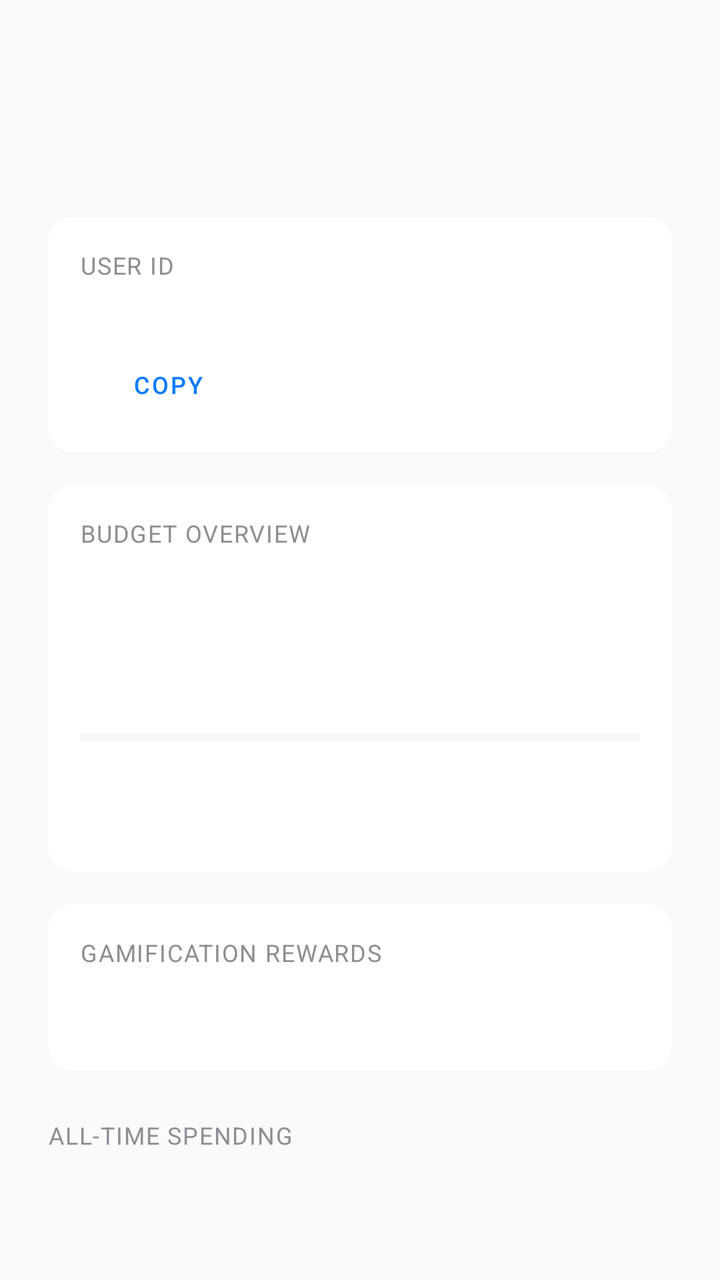
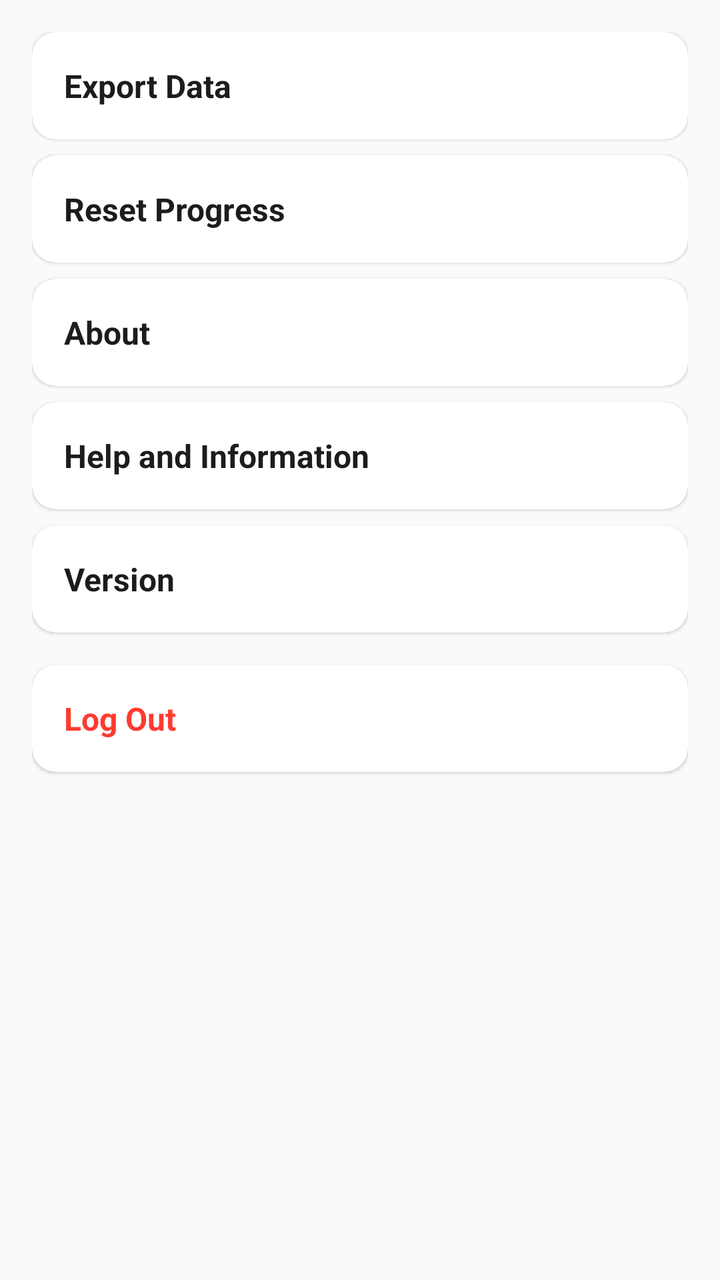

The first picture is an Android layout as it rendered before a commit; the second is the same layout after the commit. The layout source and the unified diff follow.
<!-- AndroidManifest.xml: application theme Theme.HarmonieBudget -->
<!-- res/layout/fragment_more.xml -->
<?xml version="1.0" encoding="utf-8"?>
<androidx.core.widget.NestedScrollView
    xmlns:android="http://schemas.android.com/apk/res/android"
    xmlns:app="http://schemas.android.com/apk/res-auto"
    android:layout_width="match_parent"
    android:layout_height="match_parent"
    android:fillViewport="true"
    android:background="#FAFAFA"
    android:scrollbars="vertical">

    <LinearLayout
        android:layout_width="match_parent"
        android:layout_height="wrap_content"
        android:orientation="vertical"
        android:padding="24dp"
        android:paddingBottom="32dp">

        
        <TextView
            android:id="@+id/tv_greeting"
            android:layout_width="wrap_content"
            android:layout_height="wrap_content"
            android:textSize="28sp"
            android:textStyle="bold"
            android:textColor="#1C1C1E" />

        
        <TextView
            android:id="@+id/tv_current_date"
            android:layout_width="wrap_content"
            android:layout_height="wrap_content"
            android:textSize="14sp"
            android:textColor="#8E8E93"
            android:layout_marginTop="4dp" />

        
        <com.google.android.material.card.MaterialCardView
            android:layout_width="match_parent"
            android:layout_height="wrap_content"
            android:layout_marginTop="24dp"
            app:cardCornerRadius="12dp"
            app:cardElevation="1dp"
            app:strokeWidth="0dp"
            app:cardBackgroundColor="#FFFFFF">

            <LinearLayout
                android:layout_width="match_parent"
                android:layout_height="wrap_content"
                android:orientation="vertical"
                android:padding="16dp">

                <TextView
                    android:id="@+id/tv_user_id_label"
                    android:layout_width="wrap_content"
                    android:layout_height="wrap_content"
                    android:text="@string/user_id_label"
                    android:textSize="12sp"
                    android:textColor="#8E8E93"
                    android:textAllCaps="true"
                    android:letterSpacing="0.05" />

                <TextView
                    android:id="@+id/tv_user_id"
                    android:layout_width="wrap_content"
                    android:layout_height="wrap_content"
                    android:textSize="16sp"
                    android:textStyle="bold"
                    android:textColor="#1C1C1E"
                    android:layout_marginTop="4dp" />

                <Button
                    android:id="@+id/btn_copy_user_id"
                    android:layout_width="wrap_content"
                    android:layout_height="wrap_content"
                    android:text="@string/copy"
                    android:minHeight="36dp"
                    android:paddingStart="16dp"
                    android:paddingEnd="16dp"
                    android:textSize="12sp"
                    android:backgroundTint="#F0F0F0"
                    android:textColor="#007AFF"
                    style="@style/Widget.MaterialComponents.Button.TextButton"
                    android:layout_marginTop="8dp" />

            </LinearLayout>
        </com.google.android.material.card.MaterialCardView>

        
        <com.google.android.material.card.MaterialCardView
            android:layout_width="match_parent"
            android:layout_height="wrap_content"
            android:layout_marginTop="16dp"
            app:cardCornerRadius="12dp"
            app:cardElevation="1dp"
            app:strokeWidth="0dp"
            app:cardBackgroundColor="#FFFFFF">

            <LinearLayout
                android:layout_width="match_parent"
                android:layout_height="wrap_content"
                android:orientation="vertical"
                android:padding="16dp">

                <TextView
                    android:layout_width="wrap_content"
                    android:layout_height="wrap_content"
                    android:text="@string/budget_overview"
                    android:textSize="12sp"
                    android:textColor="#8E8E93"
                    android:textAllCaps="true"
                    android:letterSpacing="0.05" />

                <TextView
                    android:id="@+id/tv_budget_range"
                    android:layout_width="wrap_content"
                    android:layout_height="wrap_content"
                    android:textSize="16sp"
                    android:textColor="#1C1C1E"
                    android:layout_marginTop="8dp" />

                <TextView
                    android:id="@+id/tv_total_balance"
                    android:layout_width="wrap_content"
                    android:layout_height="wrap_content"
                    android:textSize="24sp"
                    android:textStyle="bold"
                    android:textColor="#1C1C1E"
                    android:layout_marginTop="12dp" />

                
                <ProgressBar
                    android:id="@+id/progress_bar_spending"
                    style="?android:attr/progressBarStyleHorizontal"
                    android:layout_width="match_parent"
                    android:layout_height="16dp"
                    android:layout_marginTop="12dp"
                    android:progressTint="#007AFF"
                    android:progressBackgroundTint="#E0E0E0" />

                <TextView
                    android:id="@+id/tv_progress_percentage"
                    android:layout_width="wrap_content"
                    android:layout_height="wrap_content"
                    android:textSize="12sp"
                    android:textColor="#8E8E93"
                    android:layout_marginTop="4dp" />

                <TextView
                    android:id="@+id/tv_budget_status"
                    android:layout_width="wrap_content"
                    android:layout_height="wrap_content"
                    android:textSize="14sp"
                    android:textColor="#34C759"
                    android:layout_marginTop="4dp" />

            </LinearLayout>
        </com.google.android.material.card.MaterialCardView>

        
        <com.google.android.material.card.MaterialCardView
            android:layout_width="match_parent"
            android:layout_height="wrap_content"
            android:layout_marginTop="16dp"
            app:cardCornerRadius="12dp"
            app:cardElevation="1dp"
            app:strokeWidth="0dp"
            app:cardBackgroundColor="#FFFFFF">

            <LinearLayout
                android:layout_width="match_parent"
                android:layout_height="wrap_content"
                android:orientation="vertical"
                android:padding="16dp">

                <TextView
                    android:layout_width="wrap_content"
                    android:layout_height="wrap_content"
                    android:text="@string/gamification_rewards"
                    android:textSize="12sp"
                    android:textColor="#8E8E93"
                    android:textAllCaps="true"
                    android:letterSpacing="0.05" />

                <LinearLayout
                    android:layout_width="match_parent"
                    android:layout_height="wrap_content"
                    android:orientation="horizontal"
                    android:layout_marginTop="8dp">

                    <TextView
                        android:id="@+id/tv_current_streak"
                        android:layout_width="0dp"
                        android:layout_height="wrap_content"
                        android:layout_weight="1"
                        android:textSize="14sp"
                        android:textColor="#1C1C1E" />

                    <TextView
                        android:id="@+id/tv_longest_streak"
                        android:layout_width="0dp"
                        android:layout_height="wrap_content"
                        android:layout_weight="1"
                        android:textSize="14sp"
                        android:textColor="#1C1C1E" />

                </LinearLayout>

                <TextView
                    android:id="@+id/tv_badges_label"
                    android:layout_width="wrap_content"
                    android:layout_height="wrap_content"
                    android:text="@string/earned_badges"
                    android:textSize="14sp"
                    android:textStyle="bold"
                    android:textColor="#1C1C1E"
                    android:layout_marginTop="12dp"
                    android:visibility="gone" />

                <HorizontalScrollView
                    android:layout_width="match_parent"
                    android:layout_height="wrap_content"
                    android:layout_marginTop="8dp"
                    android:scrollbars="none">

                    <LinearLayout
                        android:id="@+id/badges_container"
                        android:layout_width="wrap_content"
                        android:layout_height="wrap_content"
                        android:orientation="horizontal" />

                </HorizontalScrollView>

            </LinearLayout>
        </com.google.android.material.card.MaterialCardView>

        
        <TextView
            android:id="@+id/tv_category_breakdown_title"
            android:layout_width="wrap_content"
            android:layout_height="wrap_content"
            android:text="@string/all_time_spending"
            android:textSize="12sp"
            android:textColor="#8E8E93"
            android:textAllCaps="true"
            android:letterSpacing="0.05"
            android:layout_marginTop="24dp" />

        <androidx.recyclerview.widget.RecyclerView
            android:id="@+id/rv_category_breakdown"
            android:layout_width="match_parent"
            android:layout_height="wrap_content"
            android:layout_marginTop="12dp"
            android:nestedScrollingEnabled="false"
            app:layoutManager="androidx.recyclerview.widget.LinearLayoutManager" />

    </LinearLayout>
</androidx.core.widget.NestedScrollView>
<!-- resources referenced by this layout -->
<resources>
  <string name="all_time_spending">All-time spending</string>
  <string name="budget_overview">Budget Overview</string>
  <string name="copy">Copy</string>
  <string name="earned_badges">Earned Badges</string>
  <string name="gamification_rewards">Gamification Rewards</string>
  <string name="user_id_label">USER ID</string>
  <style name="Theme.HarmonieBudget" parent="Theme.MaterialComponents.DayNight.NoActionBar">
  
          
          <item name="colorPrimary">@color/purple_500</item>
  
          
          <item name="colorPrimaryVariant">@color/purple_700</item>
  
          
          <item name="colorSecondary">@color/teal_200</item>
  
          
          <item name="android:windowBackground">@color/white</item>
  
          
          <item name="android:textColor">@android:color/black</item>
  
      </style>
  <color name="purple_500">#FF6200EE</color>
  <color name="purple_700">#FF3700B3</color>
  <color name="teal_200">#FF03DAC5</color>
  <color name="white">#FFFFFFFF</color>
</resources>

<!-- the commit's change to res/layout/fragment_more.xml (unified diff, before → after) -->
@@ -5,253 +5,275 @@
     android:layout_width="match_parent"
     android:layout_height="match_parent"
     android:fillViewport="true"
-    android:background="#FAFAFA"
-    android:scrollbars="vertical">
+    android:scrollbars="vertical"
+    android:background="#FAFAFA">
 
     <LinearLayout
         android:layout_width="match_parent"
         android:layout_height="wrap_content"
         android:orientation="vertical"
-        android:padding="24dp"
+        android:padding="16dp"
+        android:paddingTop="24dp"
         android:paddingBottom="32dp">
 
         
-        <TextView
-            android:id="@+id/tv_greeting"
-            android:layout_width="wrap_content"
-            android:layout_height="wrap_content"
-            android:textSize="28sp"
-            android:textStyle="bold"
-            android:textColor="#1C1C1E" />
-
-        
-        <TextView
-            android:id="@+id/tv_current_date"
-            android:layout_width="wrap_content"
-            android:layout_height="wrap_content"
-            android:textSize="14sp"
-            android:textColor="#8E8E93"
-            android:layout_marginTop="4dp" />
-
-        
-        <com.google.android.material.card.MaterialCardView
-            android:layout_width="match_parent"
-            android:layout_height="wrap_content"
-            android:layout_marginTop="24dp"
-            app:cardCornerRadius="12dp"
-            app:cardElevation="1dp"
-            app:strokeWidth="0dp"
-            app:cardBackgroundColor="#FFFFFF">
-
-            <LinearLayout
-                android:layout_width="match_parent"
-                android:layout_height="wrap_content"
-                android:orientation="vertical"
-                android:padding="16dp">
-
-                <TextView
-                    android:id="@+id/tv_user_id_label"
-                    android:layout_width="wrap_content"
-                    android:layout_height="wrap_content"
-                    android:text="@string/user_id_label"
-                    android:textSize="12sp"
-                    android:textColor="#8E8E93"
-                    android:textAllCaps="true"
-                    android:letterSpacing="0.05" />
-
-                <TextView
-                    android:id="@+id/tv_user_id"
-                    android:layout_width="wrap_content"
-                    android:layout_height="wrap_content"
-                    android:textSize="16sp"
-                    android:textStyle="bold"
-                    android:textColor="#1C1C1E"
-                    android:layout_marginTop="4dp" />
-
-                <Button
-                    android:id="@+id/btn_copy_user_id"
-                    android:layout_width="wrap_content"
-                    android:layout_height="wrap_content"
-                    android:text="@string/copy"
-                    android:minHeight="36dp"
-                    android:paddingStart="16dp"
-                    android:paddingEnd="16dp"
-                    android:textSize="12sp"
-                    android:backgroundTint="#F0F0F0"
-                    android:textColor="#007AFF"
-                    style="@style/Widget.MaterialComponents.Button.TextButton"
-                    android:layout_marginTop="8dp" />
-
-            </LinearLayout>
-        </com.google.android.material.card.MaterialCardView>
-
-        
-        <com.google.android.material.card.MaterialCardView
-            android:layout_width="match_parent"
-            android:layout_height="wrap_content"
-            android:layout_marginTop="16dp"
-            app:cardCornerRadius="12dp"
-            app:cardElevation="1dp"
-            app:strokeWidth="0dp"
-            app:cardBackgroundColor="#FFFFFF">
-
-            <LinearLayout
-                android:layout_width="match_parent"
-                android:layout_height="wrap_content"
-                android:orientation="vertical"
-                android:padding="16dp">
-
-                <TextView
-                    android:layout_width="wrap_content"
-                    android:layout_height="wrap_content"
-                    android:text="@string/budget_overview"
-                    android:textSize="12sp"
-                    android:textColor="#8E8E93"
-                    android:textAllCaps="true"
-                    android:letterSpacing="0.05" />
-
-                <TextView
-                    android:id="@+id/tv_budget_range"
-                    android:layout_width="wrap_content"
-                    android:layout_height="wrap_content"
-                    android:textSize="16sp"
-                    android:textColor="#1C1C1E"
-                    android:layout_marginTop="8dp" />
-
-                <TextView
-                    android:id="@+id/tv_total_balance"
-                    android:layout_width="wrap_content"
-                    android:layout_height="wrap_content"
-                    android:textSize="24sp"
-                    android:textStyle="bold"
-                    android:textColor="#1C1C1E"
-                    android:layout_marginTop="12dp" />
-
-                
-                <ProgressBar
-                    android:id="@+id/progress_bar_spending"
-                    style="?android:attr/progressBarStyleHorizontal"
-                    android:layout_width="match_parent"
-                    android:layout_height="16dp"
-                    android:layout_marginTop="12dp"
-                    android:progressTint="#007AFF"
-                    android:progressBackgroundTint="#E0E0E0" />
-
-                <TextView
-                    android:id="@+id/tv_progress_percentage"
-                    android:layout_width="wrap_content"
-                    android:layout_height="wrap_content"
-                    android:textSize="12sp"
-                    android:textColor="#8E8E93"
-                    android:layout_marginTop="4dp" />
-
-                <TextView
-                    android:id="@+id/tv_budget_status"
-                    android:layout_width="wrap_content"
-                    android:layout_height="wrap_content"
-                    android:textSize="14sp"
-                    android:textColor="#34C759"
-                    android:layout_marginTop="4dp" />
-
-            </LinearLayout>
-        </com.google.android.material.card.MaterialCardView>
-
-        
-        <com.google.android.material.card.MaterialCardView
-            android:layout_width="match_parent"
-            android:layout_height="wrap_content"
-            android:layout_marginTop="16dp"
-            app:cardCornerRadius="12dp"
-            app:cardElevation="1dp"
-            app:strokeWidth="0dp"
-            app:cardBackgroundColor="#FFFFFF">
-
-            <LinearLayout
-                android:layout_width="match_parent"
-                android:layout_height="wrap_content"
-                android:orientation="vertical"
-                android:padding="16dp">
-
-                <TextView
-                    android:layout_width="wrap_content"
-                    android:layout_height="wrap_content"
-                    android:text="@string/gamification_rewards"
-                    android:textSize="12sp"
-                    android:textColor="#8E8E93"
-                    android:textAllCaps="true"
-                    android:letterSpacing="0.05" />
-
-                <LinearLayout
-                    android:layout_width="match_parent"
-                    android:layout_height="wrap_content"
-                    android:orientation="horizontal"
-                    android:layout_marginTop="8dp">
-
-                    <TextView
-                        android:id="@+id/tv_current_streak"
-                        android:layout_width="0dp"
-                        android:layout_height="wrap_content"
-                        android:layout_weight="1"
-                        android:textSize="14sp"
-                        android:textColor="#1C1C1E" />
-
-                    <TextView
-                        android:id="@+id/tv_longest_streak"
-                        android:layout_width="0dp"
-                        android:layout_height="wrap_content"
-                        android:layout_weight="1"
-                        android:textSize="14sp"
-                        android:textColor="#1C1C1E" />
-
-                </LinearLayout>
-
-                <TextView
-                    android:id="@+id/tv_badges_label"
-                    android:layout_width="wrap_content"
-                    android:layout_height="wrap_content"
-                    android:text="@string/earned_badges"
-                    android:textSize="14sp"
-                    android:textStyle="bold"
-                    android:textColor="#1C1C1E"
-                    android:layout_marginTop="12dp"
-                    android:visibility="gone" />
-
-                <HorizontalScrollView
-                    android:layout_width="match_parent"
-                    android:layout_height="wrap_content"
-                    android:layout_marginTop="8dp"
-                    android:scrollbars="none">
-
-                    <LinearLayout
-                        android:id="@+id/badges_container"
-                        android:layout_width="wrap_content"
-                        android:layout_height="wrap_content"
-                        android:orientation="horizontal" />
-
-                </HorizontalScrollView>
-
-            </LinearLayout>
-        </com.google.android.material.card.MaterialCardView>
-
-        
-        <TextView
-            android:id="@+id/tv_category_breakdown_title"
-            android:layout_width="wrap_content"
-            android:layout_height="wrap_content"
-            android:text="@string/all_time_spending"
-            android:textSize="12sp"
-            android:textColor="#8E8E93"
-            android:textAllCaps="true"
-            android:letterSpacing="0.05"
-            android:layout_marginTop="24dp" />
-
-        <androidx.recyclerview.widget.RecyclerView
-            android:id="@+id/rv_category_breakdown"
-            android:layout_width="match_parent"
-            android:layout_height="wrap_content"
-            android:layout_marginTop="12dp"
-            android:nestedScrollingEnabled="false"
-            app:layoutManager="androidx.recyclerview.widget.LinearLayoutManager" />
+        <com.google.android.material.card.MaterialCardView
+            android:layout_width="match_parent"
+            android:layout_height="wrap_content"
+            android:layout_marginBottom="8dp"
+            app:cardCornerRadius="12dp"
+            app:cardElevation="1dp"
+            app:cardBackgroundColor="#FFFFFF">
+
+            <LinearLayout
+                android:layout_width="match_parent"
+                android:layout_height="wrap_content"
+                android:orientation="vertical">
+
+                <TextView
+                    android:id="@+id/tv_export_title"
+                    android:layout_width="match_parent"
+                    android:layout_height="wrap_content"
+                    android:text="@string/export_data_title"
+                    android:padding="16dp"
+                    android:textSize="16sp"
+                    android:textStyle="bold"
+                    android:textColor="#1C1C1E"
+                    android:clickable="true"
+                    android:focusable="true" />
+
+                <LinearLayout
+                    android:id="@+id/layout_export_content"
+                    android:layout_width="match_parent"
+                    android:layout_height="wrap_content"
+                    android:orientation="vertical"
+                    android:visibility="gone"
+                    android:padding="16dp"
+                    android:background="#F8F8F8">
+
+                    <TextView
+                        android:layout_width="match_parent"
+                        android:layout_height="wrap_content"
+                        android:text="@string/export_data_content"
+                        android:textSize="14sp"
+                        android:textColor="#8E8E93" />
+
+                </LinearLayout>
+            </LinearLayout>
+        </com.google.android.material.card.MaterialCardView>
+
+        
+        <com.google.android.material.card.MaterialCardView
+            android:layout_width="match_parent"
+            android:layout_height="wrap_content"
+            android:layout_marginBottom="8dp"
+            app:cardCornerRadius="12dp"
+            app:cardElevation="1dp"
+            app:cardBackgroundColor="#FFFFFF">
+
+            <LinearLayout
+                android:layout_width="match_parent"
+                android:layout_height="wrap_content"
+                android:orientation="vertical">
+
+                <TextView
+                    android:id="@+id/tv_reset_title"
+                    android:layout_width="match_parent"
+                    android:layout_height="wrap_content"
+                    android:text="@string/reset_progress_title"
+                    android:padding="16dp"
+                    android:textSize="16sp"
+                    android:textStyle="bold"
+                    android:textColor="#1C1C1E"
+                    android:clickable="true"
+                    android:focusable="true" />
+
+                <LinearLayout
+                    android:id="@+id/layout_reset_content"
+                    android:layout_width="match_parent"
+                    android:layout_height="wrap_content"
+                    android:orientation="vertical"
+                    android:visibility="gone"
+                    android:padding="16dp"
+                    android:background="#F8F8F8">
+
+                    <TextView
+                        android:layout_width="match_parent"
+                        android:layout_height="wrap_content"
+                        android:text="@string/reset_progress_content"
+                        android:textSize="14sp"
+                        android:textColor="#8E8E93" />
+
+                </LinearLayout>
+            </LinearLayout>
+        </com.google.android.material.card.MaterialCardView>
+
+        
+        <com.google.android.material.card.MaterialCardView
+            android:layout_width="match_parent"
+            android:layout_height="wrap_content"
+            android:layout_marginBottom="8dp"
+            app:cardCornerRadius="12dp"
+            app:cardElevation="1dp"
+            app:cardBackgroundColor="#FFFFFF">
+
+            <LinearLayout
+                android:layout_width="match_parent"
+                android:layout_height="wrap_content"
+                android:orientation="vertical">
+
+                <TextView
+                    android:id="@+id/tv_about_title"
+                    android:layout_width="match_parent"
+                    android:layout_height="wrap_content"
+                    android:text="@string/about_title"
+                    android:padding="16dp"
+                    android:textSize="16sp"
+                    android:textStyle="bold"
+                    android:textColor="#1C1C1E"
+                    android:clickable="true"
+                    android:focusable="true" />
+
+                <LinearLayout
+                    android:id="@+id/layout_about_content"
+                    android:layout_width="match_parent"
+                    android:layout_height="wrap_content"
+                    android:orientation="vertical"
+                    android:visibility="gone"
+                    android:padding="16dp"
+                    android:background="#F8F8F8">
+
+                    <TextView
+                        android:layout_width="match_parent"
+                        android:layout_height="wrap_content"
+                        android:text="@string/about_content"
+                        android:textSize="14sp"
+                        android:textColor="#8E8E93" />
+
+                </LinearLayout>
+            </LinearLayout>
+        </com.google.android.material.card.MaterialCardView>
+
+        
+        <com.google.android.material.card.MaterialCardView
+            android:layout_width="match_parent"
+            android:layout_height="wrap_content"
+            android:layout_marginBottom="8dp"
+            app:cardCornerRadius="12dp"
+            app:cardElevation="1dp"
+            app:cardBackgroundColor="#FFFFFF">
+
+            <LinearLayout
+                android:layout_width="match_parent"
+                android:layout_height="wrap_content"
+                android:orientation="vertical">
+
+                <TextView
+                    android:id="@+id/tv_help_title"
+                    android:layout_width="match_parent"
+                    android:layout_height="wrap_content"
+                    android:text="@string/help_and_info_title"
+                    android:padding="16dp"
+                    android:textSize="16sp"
+                    android:textStyle="bold"
+                    android:textColor="#1C1C1E"
+                    android:clickable="true"
+                    android:focusable="true" />
+
+                <LinearLayout
+                    android:id="@+id/layout_help_content"
+                    android:layout_width="match_parent"
+                    android:layout_height="wrap_content"
+                    android:orientation="vertical"
+                    android:visibility="gone"
+                    android:padding="16dp"
+                    android:background="#F8F8F8">
+
+                    <TextView
+                        android:layout_width="match_parent"
+                        android:layout_height="wrap_content"
+                        android:text="@string/help_and_info_content"
+                        android:textSize="14sp"
+                        android:textColor="#8E8E93" />
+
+                </LinearLayout>
+            </LinearLayout>
+        </com.google.android.material.card.MaterialCardView>
+
+        
+        <com.google.android.material.card.MaterialCardView
+            android:layout_width="match_parent"
+            android:layout_height="wrap_content"
+            android:layout_marginBottom="8dp"
+            app:cardCornerRadius="12dp"
+            app:cardElevation="1dp"
+            app:cardBackgroundColor="#FFFFFF">
+
+            <LinearLayout
+                android:layout_width="match_parent"
+                android:layout_height="wrap_content"
+                android:orientation="vertical">
+
+                <TextView
+                    android:id="@+id/tv_version_title"
+                    android:layout_width="match_parent"
+                    android:layout_height="wrap_content"
+                    android:text="@string/version_title"
+                    android:padding="16dp"
+                    android:textSize="16sp"
+                    android:textStyle="bold"
+                    android:textColor="#1C1C1E"
+                    android:clickable="true"
+                    android:focusable="true" />
+
+                <LinearLayout
+                    android:id="@+id/layout_version_content"
+                    android:layout_width="match_parent"
+                    android:layout_height="wrap_content"
+                    android:orientation="vertical"
+                    android:visibility="gone"
+                    android:padding="16dp"
+                    android:background="#F8F8F8">
+
+                    <TextView
+                        android:layout_width="match_parent"
+                        android:layout_height="wrap_content"
+                        android:text="@string/version_content"
+                        android:textSize="14sp"
+                        android:textColor="#8E8E93" />
+
+                </LinearLayout>
+            </LinearLayout>
+        </com.google.android.material.card.MaterialCardView>
+
+        
+        <com.google.android.material.card.MaterialCardView
+            android:layout_width="match_parent"
+            android:layout_height="wrap_content"
+            android:layout_marginTop="8dp"
+            app:cardCornerRadius="12dp"
+            app:cardElevation="1dp"
+            app:cardBackgroundColor="#FFFFFF">
+
+            <LinearLayout
+                android:layout_width="match_parent"
+                android:layout_height="wrap_content"
+                android:orientation="vertical">
+
+                <TextView
+                    android:id="@+id/tv_log_out_title"
+                    android:layout_width="match_parent"
+                    android:layout_height="wrap_content"
+                    android:text="@string/log_out_title"
+                    android:padding="16dp"
+                    android:textSize="16sp"
+                    android:textStyle="bold"
+                    android:textColor="#FF3B30"
+                    android:clickable="true"
+                    android:focusable="true" />
+
+            </LinearLayout>
+        </com.google.android.material.card.MaterialCardView>
 
     </LinearLayout>
 </androidx.core.widget.NestedScrollView>
<!-- resource entries referenced after the edit -->
@@ -1,11 +1,16 @@
 <!-- resources referenced by this layout -->
 <resources>
-  <string name="all_time_spending">All-time spending</string>
-  <string name="budget_overview">Budget Overview</string>
-  <string name="copy">Copy</string>
-  <string name="earned_badges">Earned Badges</string>
-  <string name="gamification_rewards">Gamification Rewards</string>
-  <string name="user_id_label">USER ID</string>
+  <string name="about_content">This is a personal budget tracker built for the OPSC6311 module.</string>
+  <string name="about_title">About</string>
+  <string name="export_data_content">Your data has been exported to the budget_data folder.</string>
+  <string name="export_data_title">Export Data</string>
+  <string name="help_and_info_content">How to use the app: log in, add expenses, set goals, view reports.</string>
+  <string name="help_and_info_title">Help and Information</string>
+  <string name="log_out_title">Log Out</string>
+  <string name="reset_progress_content">All your progress has been reset.</string>
+  <string name="reset_progress_title">Reset Progress</string>
+  <string name="version_content">1.0.0</string>
+  <string name="version_title">Version</string>
   <style name="Theme.HarmonieBudget" parent="Theme.MaterialComponents.DayNight.NoActionBar">
   
           
